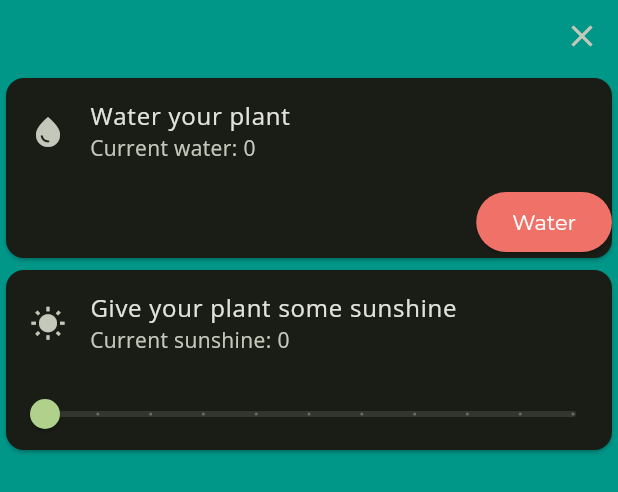
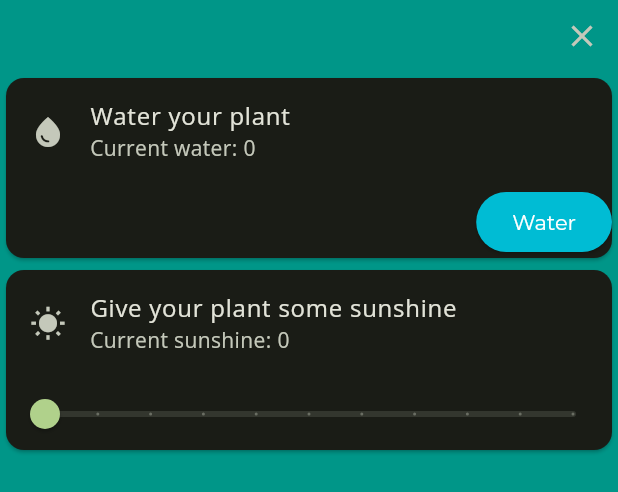
Before and after one commit to SPanner0/yggdrasil, a Flutter app: the GrowthPanel widget shown alone on an empty page, opened directly with empty values, on a phone screen of 412 x 824 dp. Shown: the top 492 px of the screen. Run offline on Flutter 3.47's test engine with Material 3 defaults, Android fonts, the phone set to English and light mode, and no system bars; our stand-ins replace flutter_riverpod, google_fonts, riverpod.

Commit message:
Change color of Water button

```diff
--- a/lib/game_page.dart
+++ b/lib/game_page.dart
@@ -214,6 +214,9 @@ class _GrowthPanelState extends ConsumerState<GrowthPanel> {
                     ref.read(plantDataProvider(widget.id).notifier).addWater(1);
                   });
                 },
+                style: ButtonStyle(
+                    backgroundColor: WidgetStateProperty.all(
+                        Colors.cyan)),
                 child: const Text("Water")),
           ],
         ),
--- a/lib/main.dart
+++ b/lib/main.dart
@@ -31,8 +31,7 @@ final ThemeData appTheme = ThemeData(
   colorScheme: ColorScheme.fromSeed(
       seedColor: const Color(0xFF7CB342), brightness: Brightness.dark),
   splashColor: const Color(0xFFF07167), // Light pink
-  scaffoldBackgroundColor: Colors.teal, // Light gray
-
+  scaffoldBackgroundColor: Colors.teal, // Teal, obviously
   textTheme: TextTheme(
     headlineLarge: GoogleFonts.montserrat(
       fontSize: 32.0,
```
